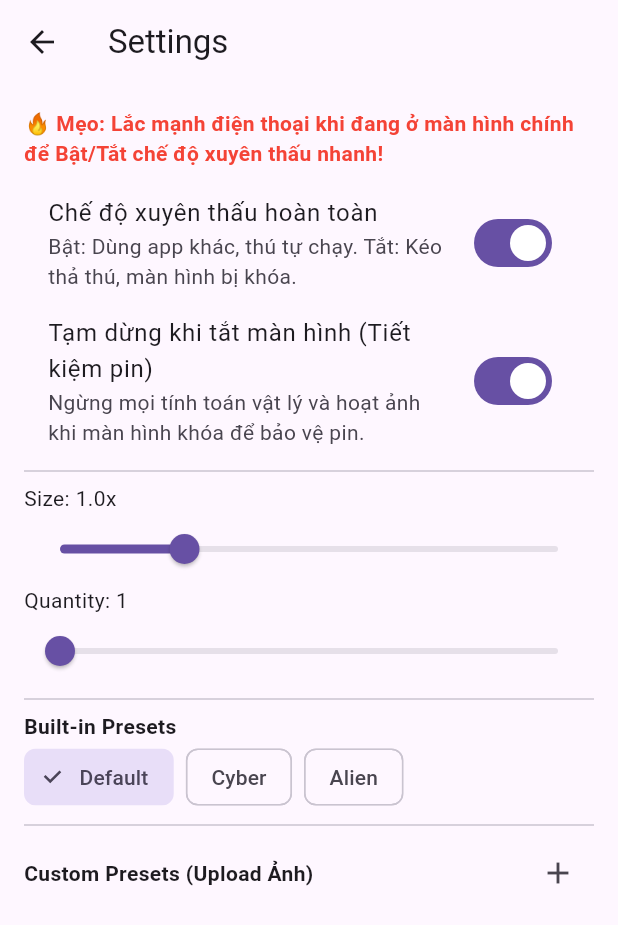
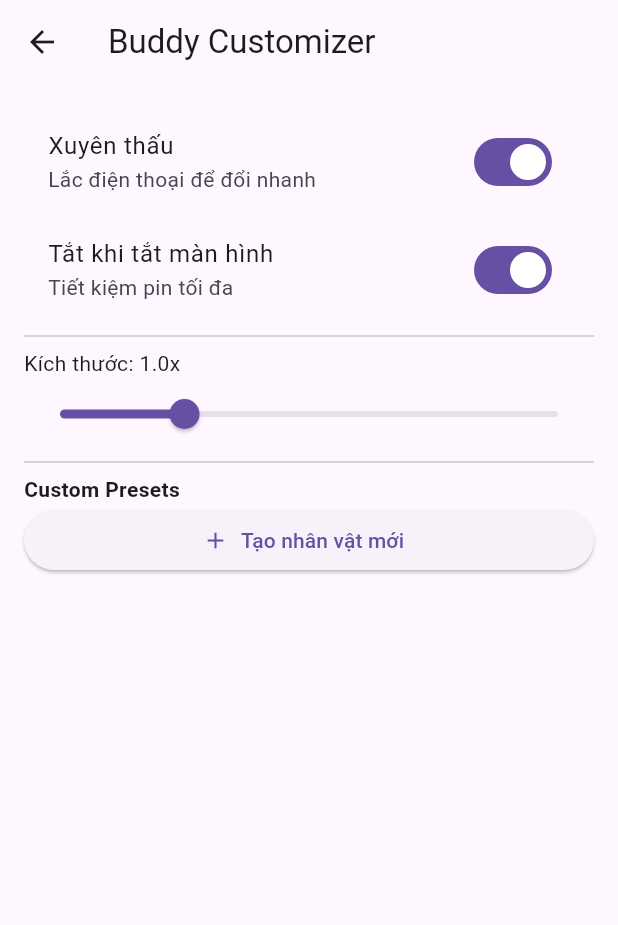
Before and after one commit to goddie9x/t_screen_funny_animation, a Flutter app: the screen it shows after launch, after a tap on the "settings" icon, on a phone screen of 412 x 824 dp. Shown: the top 925 px of the screen. Run offline on Flutter 3.47's test engine with Material 3 defaults, Android fonts, the phone set to English and light mode, and no system bars; our stand-ins replace image_picker, sensors_plus, shared_preferences; missing offline and left inert: flutter_overlay_window.

Commit message:
refactor: allow config body part more detail

```diff
--- a/lib/screens/settings_screen.dart
+++ b/lib/screens/settings_screen.dart
@@ -16,62 +16,33 @@ class _SettingsScreenState extends State<SettingsScreen> {
   Widget build(BuildContext context) {
     final cfg = AppConfig.instance;
     return Scaffold(
-      appBar: AppBar(title: const Text('Settings')),
+      appBar: AppBar(title: const Text('Buddy Customizer')),
       body: ListView(
         padding: const EdgeInsets.all(16),
         children: [
-          const Text('🔥 Mẹo: Lắc mạnh điện thoại khi đang ở màn hình chính để Bật/Tắt chế độ xuyên thấu nhanh!', style: TextStyle(color: Colors.red, fontWeight: FontWeight.bold)),
+          SwitchListTile(title: const Text('Xuyên thấu'), subtitle: const Text('Lắc điện thoại để đổi nhanh'), value: cfg.isClickThrough, onChanged: (v) { cfg.isClickThrough = v; cfg.save(); setState((){}); }),
+          SwitchListTile(title: const Text('Tắt khi tắt màn hình'), subtitle: const Text('Tiết kiệm pin tối đa'), value: cfg.pauseOnScreenOff, onChanged: (v) { cfg.pauseOnScreenOff = v; cfg.save(); setState((){}); }),
+          const Divider(),
+          Text('Kích thước: ${cfg.sizeMultiplier.toStringAsFixed(1)}x'),
+          Slider(value: cfg.sizeMultiplier, min: 0.5, max: 2.5, onChanged: (v) { cfg.sizeMultiplier = v; cfg.save(); setState((){}); }),
+          const Divider(),
+          const Text('Custom Presets', style: TextStyle(fontWeight: FontWeight.bold)),
+          ElevatedButton.icon(icon: const Icon(Icons.add), label: const Text('Tạo nhân vật mới'), onPressed: _createNewPreset),
           const SizedBox(height: 10),
-          SwitchListTile(
-            title: const Text('Chế độ xuyên thấu hoàn toàn'),
-            subtitle: const Text('Bật: Dùng app khác, thú tự chạy. Tắt: Kéo thả thú, màn hình bị khóa.'),
-            value: cfg.isClickThrough,
-            onChanged: (v) { cfg.isClickThrough = v; cfg.save(); setState((){}); },
-          ),
-          SwitchListTile(
-            title: const Text('Tạm dừng khi tắt màn hình (Tiết kiệm pin)'),
-            subtitle: const Text('Ngừng mọi tính toán vật lý và hoạt ảnh khi màn hình khóa để bảo vệ pin.'),
-            value: cfg.pauseOnScreenOff,
-            onChanged: (v) { cfg.pauseOnScreenOff = v; cfg.save(); setState((){}); },
-          ),
-          const Divider(),
-          Text('Size: ${cfg.sizeMultiplier.toStringAsFixed(1)}x'),
-          Slider(value: cfg.sizeMultiplier, min: 0.5, max: 2.5, onChanged: (v) { cfg.sizeMultiplier = v; cfg.save(); setState((){}); }),
-          Text('Quantity: ${cfg.shimejiCount}'),
-          Slider(value: cfg.shimejiCount.toDouble(), min: 1, max: 10, onChanged: (v) { cfg.shimejiCount = v.toInt(); cfg.save(); setState((){}); }),
-          const Divider(),
-          const Text('Built-in Presets', style: TextStyle(fontWeight: FontWeight.bold)),
-          Wrap(
-            spacing: 8,
-            children: [
-              ChoiceChip(label: const Text('Default'), selected: cfg.mode == 'preset' && cfg.presetId == 0, onSelected: (v) { if(v){ cfg.mode = 'preset'; cfg.presetId = 0; cfg.save(); setState((){}); } }),
-              ChoiceChip(label: const Text('Cyber'), selected: cfg.mode == 'preset' && cfg.presetId == 1, onSelected: (v) { if(v){ cfg.mode = 'preset'; cfg.presetId = 1; cfg.save(); setState((){}); } }),
-              ChoiceChip(label: const Text('Alien'), selected: cfg.mode == 'preset' && cfg.presetId == 2, onSelected: (v) { if(v){ cfg.mode = 'preset'; cfg.presetId = 2; cfg.save(); setState((){}); } }),
-            ],
-          ),
-          const Divider(),
-          Row(
-            mainAxisAlignment: MainAxisAlignment.spaceBetween,
-            children: [
-              const Text('Custom Presets (Upload Ảnh)', style: TextStyle(fontWeight: FontWeight.bold)),
-              IconButton(icon: const Icon(Icons.add), onPressed: _createNewPreset),
-            ],
-          ),
           ...cfg.customPresets.map((p) => Card(
-            color: (cfg.mode == 'custom' && cfg.activeCustomPresetId == p.id) ? Colors.blue.shade100 : null,
-            child: ListTile(
+            color: (cfg.mode == 'custom' && cfg.activeCustomPresetId == p.id) ? Colors.blue.shade50 : null,
+            child: ExpansionTile(
               title: Text(p.name, style: const TextStyle(fontWeight: FontWeight.bold)),
-              subtitle: Column(
-                crossAxisAlignment: CrossAxisAlignment.start,
-                children: [
-                  _buildUploadRow(p, 'Head', p.headImg, (path) { p.headImg = path; _activatePreset(p.id); }),
-                  _buildUploadRow(p, 'Body', p.bodyImg, (path) { p.bodyImg = path; _activatePreset(p.id); }),
-                  _buildUploadRow(p, 'Arm', p.armImg, (path) { p.armImg = path; _activatePreset(p.id); }),
-                  _buildUploadRow(p, 'Leg', p.legImg, (path) { p.legImg = path; _activatePreset(p.id); }),
-                ],
-              ),
-              trailing: IconButton(icon: const Icon(Icons.delete, color: Colors.red), onPressed: () { cfg.customPresets.remove(p); if(cfg.activeCustomPresetId == p.id) { cfg.mode='preset'; cfg.presetId=0;} cfg.save(); setState((){}); }),
-              onTap: () => _activatePreset(p.id),
+              leading: Radio<String>(value: p.id, groupValue: cfg.activeCustomPresetId, onChanged: (v) { cfg.mode = 'custom'; cfg.activeCustomPresetId = v; cfg.save(); setState((){}); }),
+              children: [
+                _upRow(p, 'Đầu', p.headImg, (s) => p.headImg = s),
+                _upRow(p, 'Thân', p.bodyImg, (s) => p.bodyImg = s),
+                _upRow(p, 'Tay trên', p.armUpperImg, (s) => p.armUpperImg = s),
+                _upRow(p, 'Tay dưới', p.armLowerImg, (s) => p.armLowerImg = s),
+                _upRow(p, 'Chân trên', p.legUpperImg, (s) => p.legUpperImg = s),
+                _upRow(p, 'Chân dưới', p.legLowerImg, (s) => p.legLowerImg = s),
+                IconButton(icon: const Icon(Icons.delete, color: Colors.red), onPressed: () { cfg.customPresets.remove(p); cfg.save(); setState((){}); })
+              ],
             ),
           )).toList(),
         ],
@@ -79,40 +50,28 @@ class _SettingsScreenState extends State<SettingsScreen> {
     );
   }
 
-  void _activatePreset(String id) { AppConfig.instance.mode = 'custom'; AppConfig.instance.activeCustomPresetId = id; AppConfig.instance.save(); setState((){}); }
-
   void _createNewPreset() {
     TextEditingController ctrl = TextEditingController();
     showDialog(context: context, builder: (c) => AlertDialog(
-      title: const Text('Tạo nhân vật mới'),
-      content: TextField(controller: ctrl, decoration: const InputDecoration(hintText: 'Nhập tên nhân vật')),
-      actions: [
-        TextButton(onPressed: () => Navigator.pop(c), child: const Text('Hủy')),
-        TextButton(onPressed: () {
-          if (ctrl.text.isNotEmpty) {
-            AppConfig.instance.customPresets.add(CustomPreset(id: DateTime.now().millisecondsSinceEpoch.toString(), name: ctrl.text));
-            AppConfig.instance.save(); setState((){});
-          }
-          Navigator.pop(c);
-        }, child: const Text('Lưu')),
-      ],
+      title: const Text('Tên Buddy'),
+      content: TextField(controller: ctrl),
+      actions: [TextButton(onPressed: () {
+        if(ctrl.text.isNotEmpty) {
+          AppConfig.instance.customPresets.add(CustomPreset(id: DateTime.now().toString(), name: ctrl.text));
+          AppConfig.instance.save(); Navigator.pop(c); setState((){});
+        }
+      }, child: const Text('Tạo'))],
     ));
   }
 
-  Widget _buildUploadRow(CustomPreset preset, String part, String? imgPath, Function(String) onSet) {
-    return Row(
-      children: [
-        SizedBox(width: 50, child: Text(part)),
-        IconButton(icon: const Icon(Icons.upload, size: 18), onPressed: () async {
-          final xfile = await _picker.pickImage(source: ImageSource.gallery);
-          if (xfile != null) { onSet(xfile.path); setState((){}); }
-        }),
-        if (imgPath != null) Container(
-          margin: const EdgeInsets.only(left: 8), width: 30, height: 30,
-          decoration: BoxDecoration(border: Border.all(color: Colors.grey)),
-          child: Image.file(File(imgPath), fit: BoxFit.contain),
-        ) else const Text('Chưa có ảnh', style: TextStyle(fontSize: 10, color: Colors.grey)),
-      ],
+  Widget _upRow(CustomPreset p, String label, String? path, Function(String) onSet) {
+    return ListTile(
+      title: Text(label),
+      trailing: path != null ? Image.file(File(path), width: 30) : const Icon(Icons.upload),
+      onTap: () async {
+        final x = await _picker.pickImage(source: ImageSource.gallery);
+        if (x != null) { onSet(x.path); AppConfig.instance.save(); setState((){}); }
+      },
     );
   }
 }
--- a/lib/utils/config.dart
+++ b/lib/utils/config.dart
@@ -5,10 +5,26 @@ import 'package:flutter_overlay_window/flutter_overlay_window.dart';
 
 class CustomPreset {
   String id; String name;
-  String? headImg, bodyImg, armImg, legImg;
-  CustomPreset({required this.id, required this.name, this.headImg, this.bodyImg, this.armImg, this.legImg});
-  Map<String, dynamic> toJson() => {'id': id, 'name': name, 'headImg': headImg, 'bodyImg': bodyImg, 'armImg': armImg, 'legImg': legImg};
-  factory CustomPreset.fromJson(Map<String, dynamic> j) => CustomPreset(id: j['id'], name: j['name'], headImg: j['headImg'], bodyImg: j['bodyImg'], armImg: j['armImg'], legImg: j['legImg']);
+  String? headImg, bodyImg, armUpperImg, armLowerImg, legUpperImg, legLowerImg;
+
+  CustomPreset({
+    required this.id, required this.name,
+    this.headImg, this.bodyImg,
+    this.armUpperImg, this.armLowerImg,
+    this.legUpperImg, this.legLowerImg
+  });
+
+  Map<String, dynamic> toJson() => {
+    'id': id, 'name': name, 'headImg': headImg, 'bodyImg': bodyImg,
+    'armUpperImg': armUpperImg, 'armLowerImg': armLowerImg,
+    'legUpperImg': legUpperImg, 'legLowerImg': legLowerImg
+  };
+
+  factory CustomPreset.fromJson(Map<String, dynamic> j) => CustomPreset(
+    id: j['id'], name: j['name'], headImg: j['headImg'], bodyImg: j['bodyImg'],
+    armUpperImg: j['armUpperImg'], armLowerImg: j['armLowerImg'],
+    legUpperImg: j['legUpperImg'], legLowerImg: j['legLowerImg']
+  );
 }
 
 class AppConfig extends ChangeNotifier {
@@ -16,8 +32,7 @@ class AppConfig extends ChangeNotifier {
   AppConfig._internal();
 
   int shimejiCount = 1; double speedMultiplier = 1.0; int actionFrequency = 3; double sizeMultiplier = 1.0;
-  bool isClickThrough = true;
-  bool pauseOnScreenOff = true;
+  bool isClickThrough = true; bool pauseOnScreenOff = true;
   String mode = 'preset'; int presetId = 0; String? activeCustomPresetId;
   List<CustomPreset> customPresets = [];
 
@@ -48,20 +63,13 @@ class AppConfig extends ChangeNotifier {
     await prefs.setString('mode', mode);
     await prefs.setInt('presetId', presetId);
     if(activeCustomPresetId != null) await prefs.setString('activeCustomPresetId', activeCustomPresetId!);
-    List<String> toSave = customPresets.map((e) => jsonEncode(e.toJson())).toList();
-    await prefs.setStringList('customPresets', toSave);
+    await prefs.setStringList('customPresets', customPresets.map((e) => jsonEncode(e.toJson())).toList());
 
-    await updateWindowFlag();
-    try { await FlutterOverlayWindow.shareData('reload'); } catch (_) {}
+    if (await FlutterOverlayWindow.isActive()) {
+      await FlutterOverlayWindow.updateFlag(isClickThrough ? OverlayFlag.clickThrough : OverlayFlag.defaultFlag);
+      await FlutterOverlayWindow.shareData('reload');
+    }
     notifyListeners();
-  }
-
-  Future<void> updateWindowFlag() async {
-    try {
-      if (await FlutterOverlayWindow.isActive()) {
-        await FlutterOverlayWindow.updateFlag(isClickThrough ? OverlayFlag.clickThrough : OverlayFlag.defaultFlag);
-      }
-    } catch (_) {}
   }
   CustomPreset? getActiveCustom() { try { return customPresets.firstWhere((p) => p.id == activeCustomPresetId); } catch (_) { return null; } }
 }
--- a/lib/widgets/t_funny_buddy.dart
+++ b/lib/widgets/t_funny_buddy.dart
@@ -12,53 +12,38 @@ class TFunnyBuddy extends StatefulWidget {
 }
 
 class _TFunnyBuddyState extends State<TFunnyBuddy> with TickerProviderStateMixin, WidgetsBindingObserver {
-  double posX = 50, posY = 50, velX = 0, velY = 0;
+  double posX = 100, posY = 100, velX = 0, velY = 0;
   bool isLeft = false; String mode = 'fall';
-  late AnimationController _animCtrl; Timer? _logicTimer; final Random _rng = Random();
+  late AnimationController _animCtrl; Timer? _timer; final Random _rng = Random();
 
   @override
   void initState() {
     super.initState();
     WidgetsBinding.instance.addObserver(this);
-    posX = _rng.nextDouble() * 150 + 50;
-    _animCtrl = AnimationController(vsync: this, duration: const Duration(milliseconds: 1000));
-    _startTimer();
+    _animCtrl = AnimationController(vsync: this, duration: const Duration(milliseconds: 1000))..repeat();
+    _timer = Timer.periodic(const Duration(milliseconds: 16), (t) => _update());
     _brain();
   }
 
   @override
   void didChangeAppLifecycleState(AppLifecycleState state) {
     if (AppConfig.instance.pauseOnScreenOff) {
-      if (state == AppLifecycleState.paused || state == AppLifecycleState.hidden) {
-        _stopTimer();
-      } else if (state == AppLifecycleState.resumed) {
-        _startTimer();
+      if (state == AppLifecycleState.paused) { _timer?.cancel(); _animCtrl.stop(); }
+      else if (state == AppLifecycleState.resumed) {
+        _timer = Timer.periodic(const Duration(milliseconds: 16), (t) => _update());
+        _animCtrl.repeat();
       }
     }
   }
 
-  void _startTimer() {
-    if (_logicTimer?.isActive ?? false) return;
-    _logicTimer = Timer.periodic(const Duration(milliseconds: 16), (t) => _update());
-    if (!_animCtrl.isAnimating) _animCtrl.repeat();
-  }
-
-  void _stopTimer() {
-    _logicTimer?.cancel();
-    _animCtrl.stop();
-  }
-
   void _brain() {
-    Future.delayed(Duration(seconds: _rng.nextInt(AppConfig.instance.actionFrequency) + 1), () {
+    Future.delayed(Duration(seconds: _rng.nextInt(AppConfig.instance.actionFrequency) + 2), () {
       if (!mounted) return;
-      if (_logicTimer?.isActive ?? false) {
       if (mode != 'fall' && mode != 'drag' && mode != 'climb') {
         int r = _rng.nextInt(100);
         if (r < 20) { mode = 'idle'; velX = 0; }
-          else if (r < 50) { mode = 'walk'; velX = (isLeft ? -2.0 : 2.0) * AppConfig.instance.speedMultiplier; }
-          else if (r < 80) { mode = 'crawl'; velX = (isLeft ? -1.0 : 1.0) * AppConfig.instance.speedMultiplier; }
-          else { mode = 'jump'; velY = -12 * AppConfig.instance.speedMultiplier; mode = 'fall'; }
-        }
+        else if (r < 80) { mode = 'walk'; velX = (isLeft ? -2.0 : 2.0) * AppConfig.instance.speedMultiplier; }
+        else { mode = 'jump'; velY = -12; mode = 'fall'; }
       }
       _brain();
     });
@@ -68,44 +53,40 @@ class _TFunnyBuddyState extends State<TFunnyBuddy> with TickerProviderStateMixin
     if (!mounted || mode == 'drag') return;
     Size s = MediaQuery.of(context).size;
     double scale = AppConfig.instance.sizeMultiplier;
-    double hitW = 100 * scale; double hitH = 150 * scale;
+    double w = 100 * scale; double h = 150 * scale;
 
     setState(() {
-      if (mode != 'climb') velY += 0.8 * AppConfig.instance.speedMultiplier;
+      if (mode != 'climb') velY += 0.8;
       posX += velX; posY += velY;
-      if (posY >= s.height - hitH && s.height > 0) { posY = s.height - hitH; velY = 0; if (mode == 'fall') mode = 'idle'; }
+
+      if (posY >= s.height - h) { posY = s.height - h; velY = 0; if(mode == 'fall') mode = 'idle'; }
+
       if (posX <= 0) {
         posX = 0;
-        if (mode == 'walk' || mode == 'crawl') { isLeft = false; velX = (mode == 'walk' ? 2.0 : 1.0) * AppConfig.instance.speedMultiplier; }
-        else if (mode == 'climb') { isLeft = true; }
-        if (mode != 'fall' && mode != 'drag' && _rng.nextBool() && posY > 0) { mode = 'climb'; velY = -2 * AppConfig.instance.speedMultiplier; velX = 0; isLeft = true; }
-      } else if (posX >= s.width - hitW && s.width > 0) {
-        posX = s.width - hitW;
-        if (mode == 'walk' || mode == 'crawl') { isLeft = true; velX = (mode == 'walk' ? -2.0 : -1.0) * AppConfig.instance.speedMultiplier; }
-        else if (mode == 'climb') { isLeft = false; }
-        if (mode != 'fall' && mode != 'drag' && _rng.nextBool() && posY > 0) { mode = 'climb'; velY = -2 * AppConfig.instance.speedMultiplier; velX = 0; isLeft = false; }
-      } else { if (mode == 'climb') { mode = 'fall'; velY = 0; } }
-      if (posY <= 0 && mode == 'climb') { mode = 'fall'; velY = 2 * AppConfig.instance.speedMultiplier; velX = isLeft ? 2 : -2; }
+        if (mode == 'walk') { isLeft = false; velX = 2.0; }
+        if (posY > 50 && _rng.nextInt(10) < 3) { mode = 'climb'; velY = -2; velX = 0; isLeft = true; }
+      } else if (posX >= s.width - w) {
+        posX = s.width - w;
+        if (mode == 'walk') { isLeft = true; velX = -2.0; }
+        if (posY > 50 && _rng.nextInt(10) < 3) { mode = 'climb'; velY = -2; velX = 0; isLeft = false; }
+      }
+
+      if (mode == 'climb' && (posY <= 0 || (posX > 5 && posX < s.width - w - 5))) {
+        mode = 'fall'; velY = 0; velX = isLeft ? 2 : -2;
+      }
     });
   }
 
   @override
-  void dispose() {
-    WidgetsBinding.instance.removeObserver(this);
-    _animCtrl.dispose();
-    _logicTimer?.cancel();
-    super.dispose();
-  }
+  void dispose() { WidgetsBinding.instance.removeObserver(this); _animCtrl.dispose(); _timer?.cancel(); super.dispose(); }
 
   @override
   Widget build(BuildContext context) {
-    bool ignoreTouches = widget.isOverlay && AppConfig.instance.isClickThrough;
     return Positioned(
       left: posX, top: posY,
       child: IgnorePointer(
-        ignoring: ignoreTouches,
+        ignoring: widget.isOverlay && AppConfig.instance.isClickThrough,
         child: GestureDetector(
-          behavior: HitTestBehavior.deferToChild,
           onPanUpdate: (d) => setState(() { mode = 'drag'; posX += d.delta.dx; posY += d.delta.dy; }),
           onPanEnd: (d) => setState(() { mode = 'fall'; velX = d.velocity.pixelsPerSecond.dx / 100; velY = d.velocity.pixelsPerSecond.dy / 100; }),
           child: Transform.scale(
@@ -113,8 +94,8 @@ class _TFunnyBuddyState extends State<TFunnyBuddy> with TickerProviderStateMixin
             alignment: Alignment.topLeft,
             child: AnimatedBuilder(
               animation: _animCtrl,
-              builder: (context, child) => Transform(
-                alignment: const Alignment(0, 0.5),
+              builder: (c, _) => Transform(
+                alignment: Alignment.center,
                 transform: Matrix4.rotationY(isLeft ? pi : 0),
                 child: _buildSkeleton(),
               ),
@@ -126,73 +107,64 @@ class _TFunnyBuddyState extends State<TFunnyBuddy> with TickerProviderStateMixin
   }
 
   Widget _buildSkeleton() {
-    double t = _animCtrl.value * (AppConfig.instance.speedMultiplier);
-    double walkPhase = sin(t * pi * 2); double climbPhase = sin(t * pi * 4);
-    double headRot = mode == 'idle' ? sin(t * pi) * 0.1 : 0;
-    double bodyTilt = 0, armRot = 0, legRot = 0;
+    double t = _animCtrl.value;
+    double walk = sin(t * pi * 2);
+    double climb = sin(t * pi * 4);
+    CustomPreset? cp = AppConfig.instance.getActiveCustom();
+    bool isCus = AppConfig.instance.mode == 'custom';
 
-    if (mode == 'walk') { bodyTilt = 0.1; armRot = walkPhase * 0.5; legRot = walkPhase * 0.6; }
-    else if (mode == 'crawl') { bodyTilt = pi / 2 - 0.2; headRot = -pi / 2 + 0.3; armRot = walkPhase * 0.8; legRot = walkPhase * 0.8; }
-    else if (mode == 'fall') { armRot = pi - 0.5; legRot = 0.2; }
-    else if (mode == 'climb') { armRot = pi + climbPhase * 0.2; legRot = climbPhase * 0.3; }
-    else if (mode == 'drag') { armRot = pi; legRot = 0.5; }
-
-    final cfg = AppConfig.instance;
-    Color hC = Colors.orange, bC = Colors.blue, aC = Colors.blueGrey, lC = Colors.brown;
-    if (cfg.mode == 'preset' && cfg.presetId == 1) { hC = Colors.red; bC = Colors.black87; aC = Colors.grey; lC = Colors.redAccent; }
-    else if (cfg.mode == 'preset' && cfg.presetId == 2) { hC = Colors.greenAccent; bC = Colors.purple; aC = Colors.teal; lC = Colors.deepPurple; }
-
-    CustomPreset? cp = cfg.getActiveCustom();
-    bool isCustom = cfg.mode == 'custom';
+    double armUpRot = mode == 'walk' ? walk * 0.5 : (mode == 'climb' ? pi + climb * 0.3 : 0.2);
+    double armLowRot = mode == 'walk' ? walk.abs() * 0.4 : 0.2;
+    double legUpRot = mode == 'walk' ? -walk * 0.5 : (mode == 'climb' ? climb * 0.3 : 0);
+    double legLowRot = mode == 'walk' ? walk.abs() * 0.3 : 0;
 
     return SizedBox(
       width: 100, height: 150,
       child: Stack(
         clipBehavior: Clip.none,
         children: [
-          Positioned(left: 35, top: 50, child: _joint(25, 50, bC, bodyTilt, Alignment.bottomCenter, isCustom ? cp?.bodyImg : null, [
-            Positioned(left: -5, top: -35, child: _joint(35, 35, hC, headRot, Alignment.bottomCenter, isCustom ? cp?.headImg : null, [
-              if (!isCustom || cp?.headImg == null) Positioned(left: 5, top: 5, child: _eye()),
-              if (!isCustom || cp?.headImg == null) Positioned(left: 20, top: 5, child: _eye()),
-            ])),
-            Positioned(left: -10, top: 0, child: _joint(12, 35, aC, -armRot, Alignment.topCenter, isCustom ? cp?.armImg : null, [
-              Positioned(left: 0, top: 30, child: _joint(10, 30, aC, -0.2, Alignment.topCenter, isCustom ? cp?.armImg : null, [])),
-            ])),
-            Positioned(left: 25, top: 0, child: _joint(12, 35, aC, armRot, Alignment.topCenter, isCustom ? cp?.armImg : null, [
-              Positioned(left: 0, top: 30, child: _joint(10, 30, aC, 0.2, Alignment.topCenter, isCustom ? cp?.armImg : null, [])),
-            ])),
-            Positioned(left: 0, top: 45, child: _joint(12, 35, lC, legRot, Alignment.topCenter, isCustom ? cp?.legImg : null, [
-              Positioned(left: 0, top: 30, child: _joint(11, 30, lC, legRot.abs(), Alignment.topCenter, isCustom ? cp?.legImg : null, [])),
-            ])),
-            Positioned(left: 15, top: 45, child: _joint(12, 35, lC, -legRot, Alignment.topCenter, isCustom ? cp?.legImg : null, [
-              Positioned(left: 0, top: 30, child: _joint(11, 30, lC, legRot.abs(), Alignment.topCenter, isCustom ? cp?.legImg : null, [])),
-            ])),
+          Positioned(left: 35, top: 50, child: _part(30, 50, Colors.blue, isCus ? cp?.bodyImg : null, [
+            Positioned(left: -5, top: -35, child: _part(40, 40, Colors.orange, isCus ? cp?.headImg : null, [])),
+            _limb(true, armUpRot, armLowRot, isCus ? cp?.armUpperImg : null, isCus ? cp?.armLowerImg : null),
+            _limb(false, -armUpRot, armLowRot, isCus ? cp?.armUpperImg : null, isCus ? cp?.armLowerImg : null),
+            _leg(true, legUpRot, legLowRot, isCus ? cp?.legUpperImg : null, isCus ? cp?.legLowerImg : null),
+            _leg(false, -legUpRot, legLowRot, isCus ? cp?.legUpperImg : null, isCus ? cp?.legLowerImg : null),
           ])),
         ],
       ),
     );
   }
 
-  Widget _eye() => Container(width: 5, height: 5, color: Colors.white, child: Center(child: Container(width: 2, height: 2, color: Colors.black)));
+  Widget _limb(bool left, double upRot, double lowRot, String? up, String? low) {
+    return Positioned(
+      left: left ? -5 : 20, top: 0,
+      child: _joint(15, 30, Colors.grey, upRot, up, [
+        Positioned(left: 0, top: 25, child: _joint(12, 25, Colors.grey, lowRot, low, [])),
+      ]),
+    );
+  }
 
-  Widget _joint(double w, double h, Color c, double r, Alignment a, String? img, List<Widget> children) {
-    bool hasImg = img != null && img.isNotEmpty;
-    return Transform.rotate(
-      angle: r, alignment: a,
-      child: Container(
+  Widget _leg(bool left, double upRot, double lowRot, String? up, String? low) {
+    return Positioned(
+      left: left ? 2 : 13, top: 45,
+      child: _joint(15, 30, Colors.brown, upRot, up, [
+        Positioned(left: 0, top: 25, child: _joint(13, 25, Colors.brown, lowRot, low, [])),
+      ]),
+    );
+  }
+
+  Widget _joint(double w, double h, Color c, double r, String? img, List<Widget> children) {
+    return Transform.rotate(angle: r, alignment: Alignment.topCenter, child: _part(w, h, c, img, children));
+  }
+
+  Widget _part(double w, double h, Color c, String? img, List<Widget> children) {
+    return Container(
       width: w, height: h,
-        decoration: hasImg ? null : BoxDecoration(color: c, borderRadius: BorderRadius.circular(10)),
+      decoration: img == null ? BoxDecoration(color: c, borderRadius: BorderRadius.circular(5)) : null,
       child: Stack(clipBehavior: Clip.none, children: [
-          if (hasImg) Positioned.fill(
-            child: OverflowBox(
-              maxWidth: double.infinity,
-              maxHeight: double.infinity,
-              child: Image.file(File(img), fit: BoxFit.contain, width: w * 2.5)
-            )
-          ),
+        if (img != null) Positioned.fill(child: OverflowBox(maxWidth: 100, maxHeight: 100, child: Image.file(File(img), fit: BoxFit.contain))),
         ...children
       ]),
-      ),
     );
   }
 }
```
Lines whose indentation alone changed are shown as unchanged.
